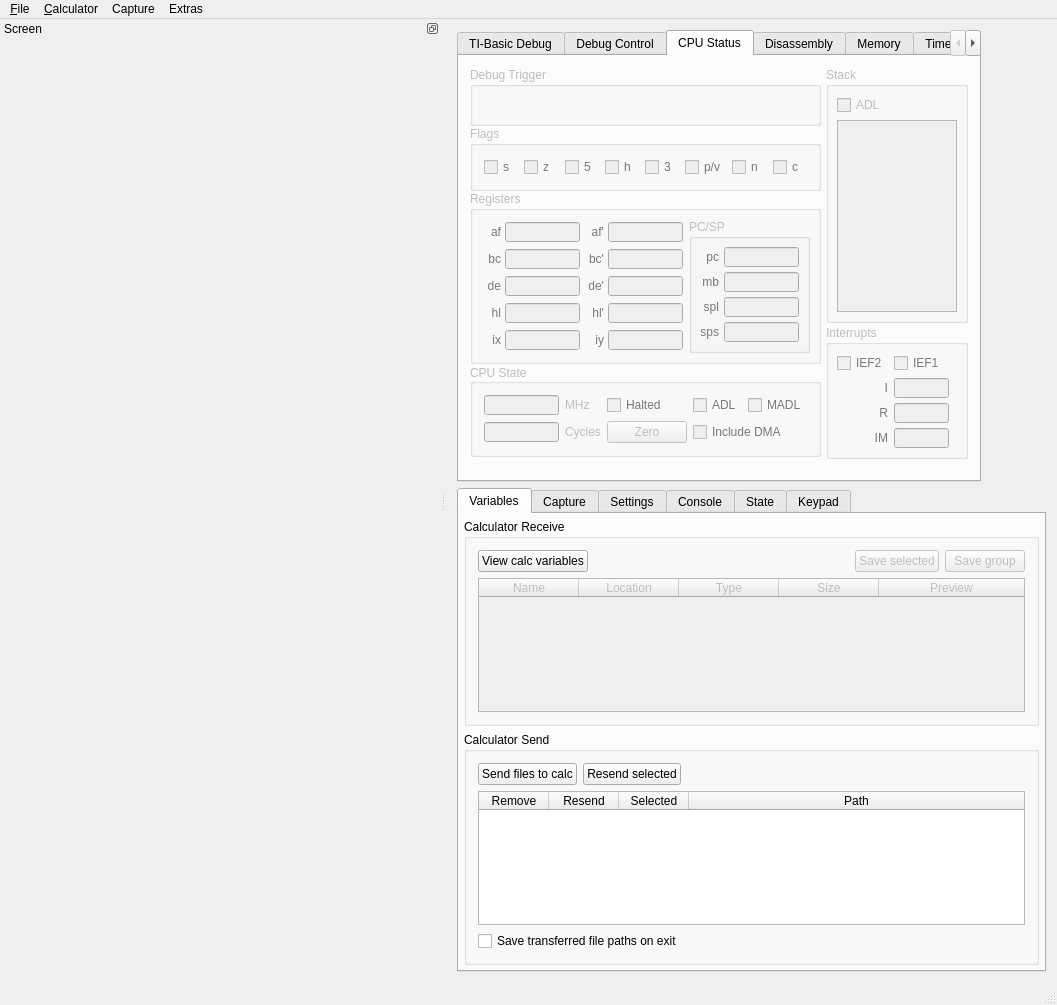
Old version of the form gui/qt/mainwindow.ui in the repository electricWah/CEmu.
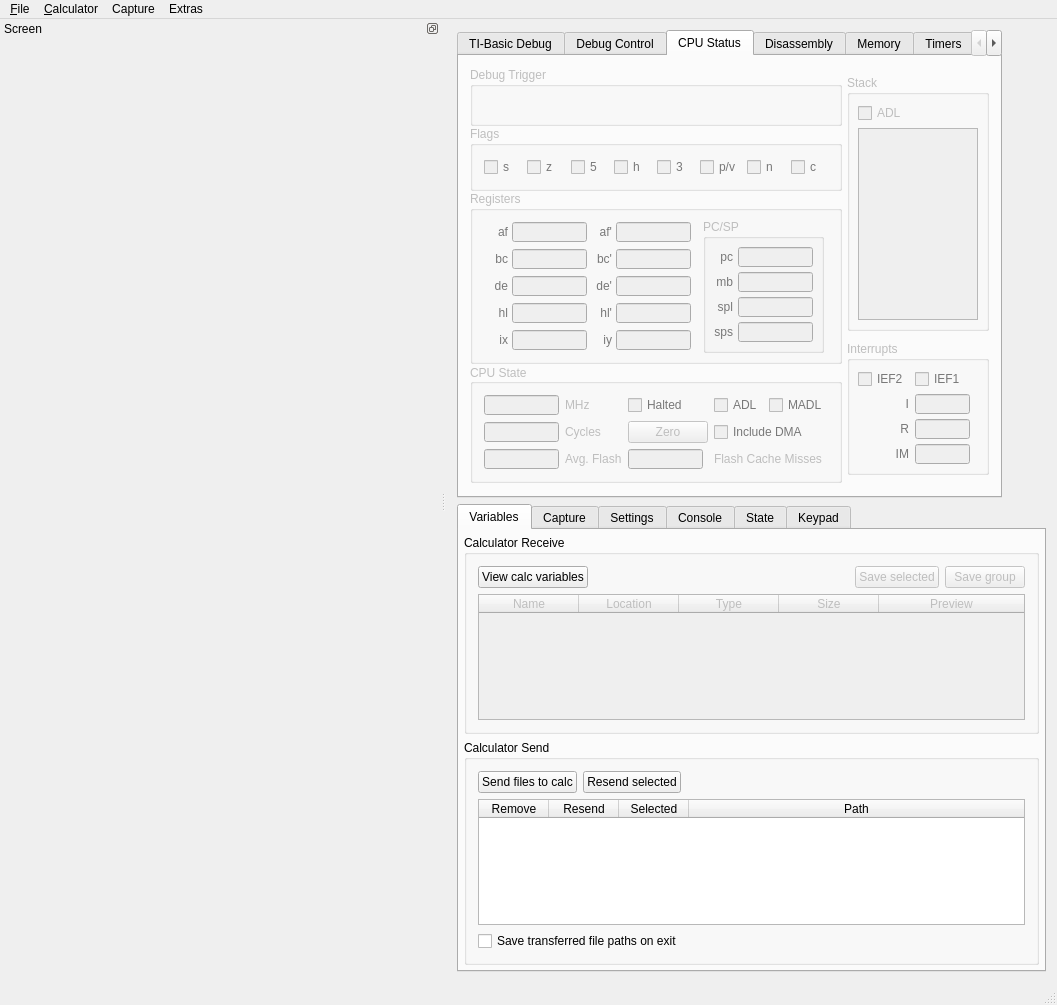
New version of the form. The open tabs and pages were chosen to show the change. Icons and pictures are not drawn. Custom widgets are drawn as their Qt base class.

Commit message: Add tracking and display of flash cache misses and average access time

The edit to the form file:
```diff
--- a/gui/qt/mainwindow.ui
+++ b/gui/qt/mainwindow.ui
@@ -3091,6 +3091,103 @@
                  </property>
                 </widget>
                </item>
+               <item row="3" column="0">
+                <widget class="QLineEdit" name="flashAvgView">
+                 <property name="sizePolicy">
+                  <sizepolicy hsizetype="Minimum" vsizetype="Fixed">
+                   <horstretch>0</horstretch>
+                   <verstretch>0</verstretch>
+                  </sizepolicy>
+                 </property>
+                 <property name="minimumSize">
+                  <size>
+                   <width>65</width>
+                   <height>20</height>
+                  </size>
+                 </property>
+                 <property name="maximumSize">
+                  <size>
+                   <width>75</width>
+                   <height>20</height>
+                  </size>
+                 </property>
+                 <property name="font">
+                  <font>
+                   <family>MS Shell Dlg 2</family>
+                   <pointsize>9</pointsize>
+                  </font>
+                 </property>
+                 <property name="inputMask">
+                  <string notr="true"/>
+                 </property>
+                 <property name="text">
+                  <string notr="true"/>
+                 </property>
+                 <property name="maxLength">
+                  <number>32767</number>
+                 </property>
+                 <property name="frame">
+                  <bool>true</bool>
+                 </property>
+                 <property name="readOnly">
+                  <bool>true</bool>
+                 </property>
+                </widget>
+               </item>
+               <item row="3" column="1">
+                <widget class="QLabel" name="label_34">
+                 <property name="text">
+                  <string>Avg. Flash</string>
+                 </property>
+                </widget>
+               </item>
+               <item row="3" column="2">
+                <widget class="QLineEdit" name="flashMissesView">
+                 <property name="sizePolicy">
+                  <sizepolicy hsizetype="Minimum" vsizetype="Fixed">
+                   <horstretch>0</horstretch>
+                   <verstretch>0</verstretch>
+                  </sizepolicy>
+                 </property>
+                 <property name="minimumSize">
+                  <size>
+                   <width>65</width>
+                   <height>20</height>
+                  </size>
+                 </property>
+                 <property name="maximumSize">
+                  <size>
+                   <width>75</width>
+                   <height>20</height>
+                  </size>
+                 </property>
+                 <property name="font">
+                  <font>
+                   <family>MS Shell Dlg 2</family>
+                   <pointsize>9</pointsize>
+                  </font>
+                 </property>
+                 <property name="inputMask">
+                  <string notr="true"/>
+                 </property>
+                 <property name="text">
+                  <string notr="true"/>
+                 </property>
+                 <property name="maxLength">
+                  <number>32767</number>
+                 </property>
+                 <property name="frame">
+                  <bool>true</bool>
+                 </property>
+                </widget>
+               </item>
+               <item row="3" column="3">
+                <widget class="QLabel" name="label_35">
+                 <property name="text">
+                  <string>Flash Cache Misses</string>
+                 </property>
+                </widget>
+               </item>
               </layout>
              </widget>
             </item>
```
The commit also changes 8 other files.
